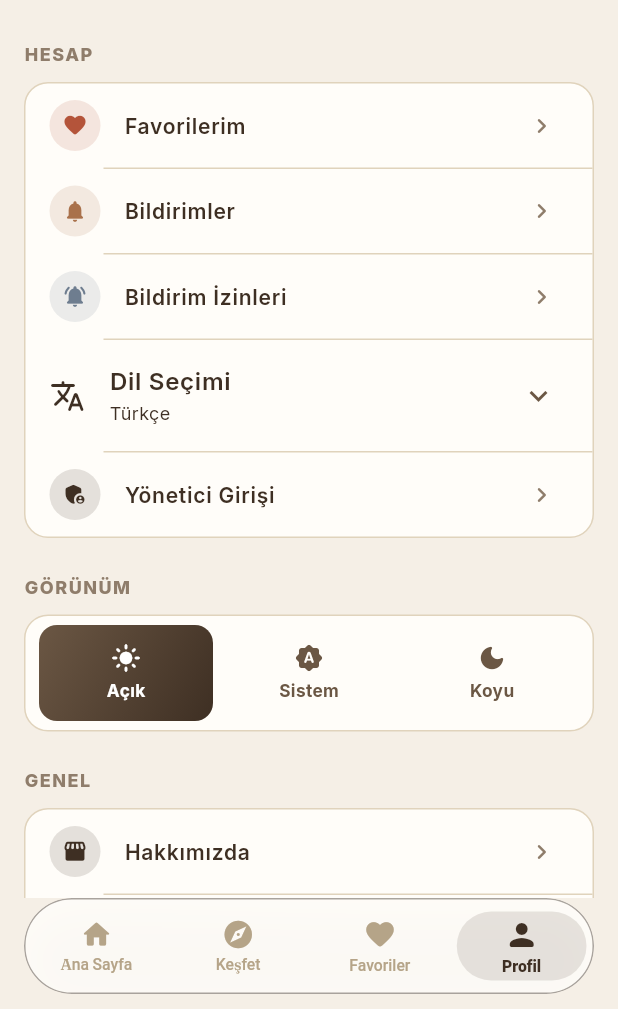
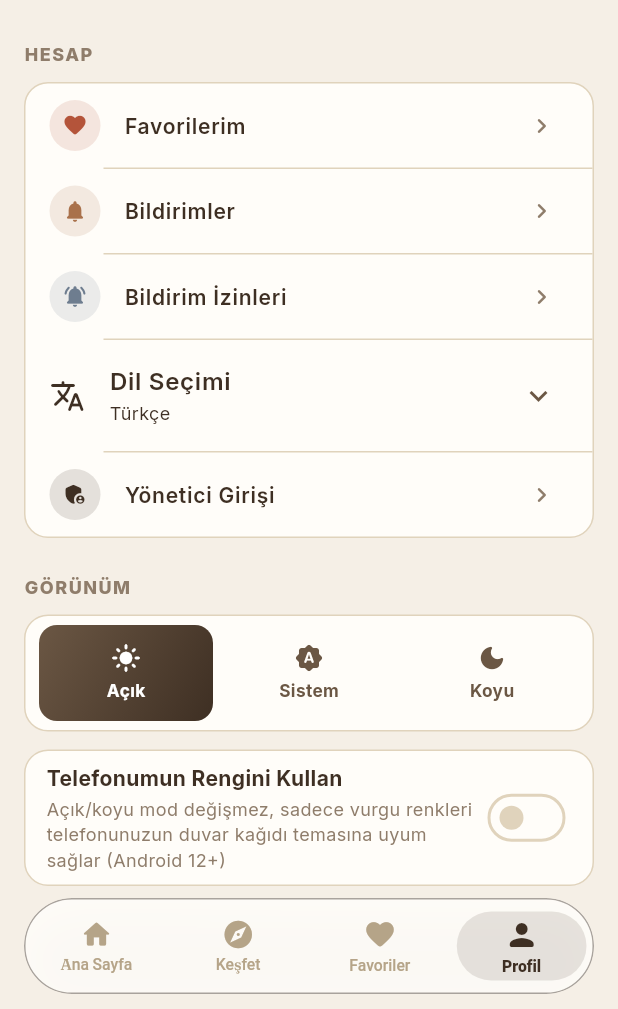
Before and after one commit to ferdidrgn/SaglamSpot, a Flutter app: the SettingsPage screen opened by its route, on a phone screen of 412 x 824 dp, the part 227-1236 px from its top. Run offline on Flutter 3.47's test engine with Material 3 defaults, Android fonts, the phone set to English and light mode, and no system bars; drawn by our look-alikes of dynamic_color; our stand-ins replace app_links, cached_network_image, cloud_firestore, cloud_functions, connectivity_plus, dartz and 21 more; missing offline and left inert: app_settings, dart:html, dart:js_interop, dart:ui_web, firebase_app_check; accounts and stored records are empty; generated files the repository leaves out were written again; statements that could not run were skipped.

Commit message:
feat(tema): Android Material You — telefonun duvar kağıdı rengine uyum
Kullanıcı netleştirdi: "Sistem" derken açık/koyu değil, kullanıcının
telefon TEMA RENGİNİ (Android 12+ Material You / dynamic color) kastetmiş.

- dynamic_color paketi eklendi; main.dart artık DynamicColorBuilder ile
  OS'ten lightDynamic/darkDynamic ColorScheme'i yakalıyor ve mevcut
  "parlaklık değişince alt ağacı KEY'le, sıfırdan kurdur" mekanizmasına
  (AppColors.setBrightness) aynı desenle ekleniyor
  (AppColors.configureDynamicColor).
- AppColors'taki KANONİK renk getter'ları (primary/accent/background/
  surface/secondary/muted/text*/border/divider) artık, tercih açıksa VE
  bir dinamik şema varsa önce ONU kullanıyor, yoksa sabit marka hex'lerine
  aynen düşüyor. Semantik durum renkleri (error/success/warning/info) ve
  "dark mode sabit referans" sabitleri BİLEREK dokunulmadı — anlamları
  markadan bağımsız olmalı. "mobile*" isimleri zaten bu kanonik
  getter'lara işaret ettiği için tüm uygulama (yüzlerce widget) otomatik
  kapsandı, tek tek dosya değiştirmeye gerek kalmadı.
- Yeni tercih dynamic_color_cache.dart (SharedPreferences) +
  dynamic_color_provider.dart (Riverpod Notifier) ile theme_mode_provider
  ile AYNI desende kalıcı saklanıyor, varsayılan KAPALI.
- Ayarlar > Görünüm'e SADECE Android'de (kIsWeb=false + defaultTargetPlatform
  android) görünen "Telefonumun Rengini Kullan" anahtarı eklendi — iOS/web'de
  gösterilmiyor çünkü böyle bir sistem rengi kavramı yok.

BİLİNEN SINIRLAMA: Bu ortamda Android SDK/emülatör yok, bu yüzden gerçek
bir Android 12+ cihazda duvar kağıdı renginin doğru yansıdığı görsel
olarak doğrulanamadı — sadece flutter analyze (0 hata) ve
flutter build web --release (başarılı, dynamic_color web'de sessizce
no-op) ile doğrulandı. Gerçek cihazda test edilmesi öneriliyor.

```diff
--- a/lib/core/theme/app_colors.dart
+++ b/lib/core/theme/app_colors.dart
@@ -10,38 +10,107 @@ class AppColors {
   static bool get _dark => _brightness == Brightness.dark;
 
   // ================================================================
+  // ANDROID MATERIAL YOU / "TELEFONUMUN TEMASI" DESTEĞİ
+  // ================================================================
+  // Kullanıcı Ayarlar'dan "Telefonumun Rengini Kullan"ı açarsa (Android
+  // 12+, dynamic_color paketi ile main.dart'ta yakalanır), aşağıdaki
+  // KANONİK renk getter'ları sabit marka hex'leri yerine cihazın duvar
+  // kağıdından türeyen ColorScheme'i kullanır. Kapalıyken veya şema
+  // yoksa (iOS/web/eski Android) hiçbir şey değişmez — sabit palet aynen
+  // çalışır. Semantik durum renkleri (error/success/warning/info) VE
+  // "dark mode sabit referans" sabitleri BİLEREK dinamikleştirilmedi;
+  // onlar markadan/temadan bağımsız anlam taşıyor.
+  static bool _useDynamicColor = false;
+  static ColorScheme? _dynamicLight;
+  static ColorScheme? _dynamicDark;
+
+  static void configureDynamicColor({
+    required final bool enabled,
+    required final ColorScheme? light,
+    required final ColorScheme? dark,
+  }) {
+    _useDynamicColor = enabled;
+    _dynamicLight = light;
+    _dynamicDark = dark;
+  }
+
+  static ColorScheme? get _dynamicScheme {
+    if (!_useDynamicColor) return null;
+    return _dark ? _dynamicDark : _dynamicLight;
+  }
+
+  static Color _darken(final Color color, [final double amount = 0.18]) {
+    final hsl = HSLColor.fromColor(color);
+    return hsl.withLightness((hsl.lightness - amount).clamp(0.0, 1.0)).toColor();
+  }
+
+  // ================================================================
   // KANONİK RENKLER — tüm diğer isimler bunlara işaret eder.
   // ================================================================
   static const Color white = Colors.white;
   static const Color black = Color(0xFF2A1F17);
   static const Color textLight = white;
 
-  static Color get primary => _dark ? const Color(0xFFE0B074) : const Color(0xFF3E2F23);
-  static Color get primaryDark => _dark ? const Color(0xFFC79868) : const Color(0xFF241A13);
-  static Color get primaryLight => _dark ? const Color(0xFFF0D4A8) : const Color(0xFF6B5744);
+  static Color get primary =>
+      _dynamicScheme?.primary ??
+      (_dark ? const Color(0xFFE0B074) : const Color(0xFF3E2F23));
+  static Color get primaryDark => _dynamicScheme != null
+      ? _darken(_dynamicScheme!.primary)
+      : (_dark ? const Color(0xFFC79868) : const Color(0xFF241A13));
+  static Color get primaryLight =>
+      _dynamicScheme?.primaryContainer ??
+      (_dark ? const Color(0xFFF0D4A8) : const Color(0xFF6B5744));
 
-  static Color get accent => _dark ? const Color(0xFFE8B573) : const Color(0xFFA9714B);
-  static Color get accentDark => _dark ? const Color(0xFFD09850) : const Color(0xFF8B5A3A);
-  static Color get accentLight => _dark ? const Color(0xFFF2D4A0) : const Color(0xFFC79868);
+  static Color get accent =>
+      _dynamicScheme?.tertiary ??
+      (_dark ? const Color(0xFFE8B573) : const Color(0xFFA9714B));
+  static Color get accentDark => _dynamicScheme != null
+      ? _darken(_dynamicScheme!.tertiary)
+      : (_dark ? const Color(0xFFD09850) : const Color(0xFF8B5A3A));
+  static Color get accentLight =>
+      _dynamicScheme?.tertiaryContainer ??
+      (_dark ? const Color(0xFFF2D4A0) : const Color(0xFFC79868));
 
   // Koyu temada "surface/card" bilerek zeminden BELİRGİN şekilde daha açık
   // tutuluyor (gerçek bir "elevated card" hissi için) — önceki sürümde
   // hepsi birbirine çok yakın koyu kahve tonlarıydı ve her şey birbirine
   // karışıyordu.
-  static Color get background => _dark ? const Color(0xFF1C140E) : const Color(0xFFF5EFE6);
-  static Color get surface => _dark ? const Color(0xFF3D2E22) : const Color(0xFFFFFDF9);
-  static Color get secondary => _dark ? const Color(0xFF4A3826) : const Color(0xFFEDE3D3);
-  static Color get secondaryVariant => _dark ? const Color(0xFF5C4630) : const Color(0xFFE0D3BC);
+  static Color get background =>
+      _dynamicScheme?.surface ??
+      (_dark ? const Color(0xFF1C140E) : const Color(0xFFF5EFE6));
+  static Color get surface =>
+      _dynamicScheme?.surfaceContainerHigh ??
+      (_dark ? const Color(0xFF3D2E22) : const Color(0xFFFFFDF9));
+  static Color get secondary =>
+      _dynamicScheme?.surfaceContainer ??
+      (_dark ? const Color(0xFF4A3826) : const Color(0xFFEDE3D3));
+  static Color get secondaryVariant =>
+      _dynamicScheme?.surfaceContainerHighest ??
+      (_dark ? const Color(0xFF5C4630) : const Color(0xFFE0D3BC));
 
-  static Color get muted => _dark ? const Color(0xFF8A7560) : const Color(0xFFCFC0A8);
-  static Color get mutedDark => _dark ? const Color(0xFFA8927A) : const Color(0xFFB5A488);
+  static Color get muted =>
+      _dynamicScheme?.outlineVariant ??
+      (_dark ? const Color(0xFF8A7560) : const Color(0xFFCFC0A8));
+  static Color get mutedDark =>
+      _dynamicScheme?.outline ??
+      (_dark ? const Color(0xFFA8927A) : const Color(0xFFB5A488));
 
-  static Color get textPrimary => _dark ? const Color(0xFFF7F0E6) : const Color(0xFF3E2F23);
-  static Color get textSecondary => _dark ? const Color(0xFFDCCBB4) : const Color(0xFF6B5744);
-  static Color get textTertiary => _dark ? const Color(0xFFB4A088) : const Color(0xFF8F7D6B);
+  static Color get textPrimary =>
+      _dynamicScheme?.onSurface ??
+      (_dark ? const Color(0xFFF7F0E6) : const Color(0xFF3E2F23));
+  static Color get textSecondary =>
+      _dynamicScheme?.onSurfaceVariant ??
+      (_dark ? const Color(0xFFDCCBB4) : const Color(0xFF6B5744));
+  static Color get textTertiary => _dynamicScheme != null
+      ? Color.lerp(_dynamicScheme!.onSurfaceVariant, _dynamicScheme!.surface, 0.35)!
+      : (_dark ? const Color(0xFFB4A088) : const Color(0xFF8F7D6B));
 
-  static Color get border => _dark ? const Color(0xFF5C4630) : const Color(0xFFE0D3BC);
-  static Color get divider => _dark ? const Color(0xFF4A3826) : const Color(0xFFEDE3D3);
+  static Color get border =>
+      _dynamicScheme?.outlineVariant ??
+      (_dark ? const Color(0xFF5C4630) : const Color(0xFFE0D3BC));
+  static Color get divider =>
+      _dynamicScheme?.outlineVariant ??
+      (_dark ? const Color(0xFF4A3826) : const Color(0xFFEDE3D3));
 
   // --- SEMANTİK RENKLER (durum bildirimi — markadan bağımsız) ---
   static Color get error => _dark ? const Color(0xFFE08A70) : const Color(0xFFB4543A);
--- /dev/null
+++ b/lib/core/theme/dynamic_color_provider.dart
@@ -0,0 +1,17 @@
+import 'package:flutter_riverpod/flutter_riverpod.dart';
+import '../services/dynamic_color_cache.dart';
+
+/// Kullanıcının "telefonumun temasını kullan" tercihi — theme_mode_provider.dart
+/// ile aynı desen: cihazda kalıcı, Settings sayfasından değiştirilir.
+class DynamicColorNotifier extends Notifier<bool> {
+  @override
+  bool build() => DynamicColorCache.saved;
+
+  void set(final bool enabled) {
+    state = enabled;
+    DynamicColorCache.setSaved(enabled);
+  }
+}
+
+final dynamicColorEnabledProvider =
+    NotifierProvider<DynamicColorNotifier, bool>(DynamicColorNotifier.new);
--- a/lib/features/settings/presentation/pages/settings_page.dart
+++ b/lib/features/settings/presentation/pages/settings_page.dart
@@ -1,4 +1,5 @@
-import 'package:flutter/foundation.dart' show kIsWeb;
+import 'package:flutter/foundation.dart'
+    show TargetPlatform, defaultTargetPlatform, kIsWeb;
 import 'package:flutter/material.dart';
 import 'package:flutter_riverpod/flutter_riverpod.dart';
 import 'package:package_info_plus/package_info_plus.dart';
@@ -7,6 +8,7 @@ import '../../../../core/providers/notification_inbox_provider.dart';
 import '../../../../core/services/deeplink/deeplink_service.dart';
 import '../../../../core/services/notification_service.dart';
 import '../../../../core/theme/app_colors.dart';
+import '../../../../core/theme/dynamic_color_provider.dart';
 import '../../../../core/theme/theme_mode_provider.dart';
 import '../../../../core/util/comminucation_actions.dart';
 import '../../../../core/widgets/language_selector.dart';
@@ -14,6 +16,7 @@ import '../../../../shared/navigation/widgets/back_navigation_guards.dart';
 import '../../../../shared/navigation/widgets/mobile_bottom_nav.dart';
 import '../../../../shared/navigation/widgets/nav_handler.dart';
 import '../../../auth/presentation/provider/auth_provider_notifier.dart';
+import '../../../products/presentation/widgets/admin_form_widgets.dart';
 
 /// Profil / Ayarlar sayfası. Uygulamada müşteri hesap sistemi yok —
 /// bu yüzden giriş/kayıt gerektirmez; dil, iletişim, kurumsal sayfalar
@@ -90,6 +93,10 @@ class SettingsPage extends ConsumerWidget {
             _SectionLabel(context.l10n.settingsAppearanceSection),
             const SizedBox(height: 10),
             const _ThemeModeCard(),
+            if (!kIsWeb && defaultTargetPlatform == TargetPlatform.android) ...[
+              const SizedBox(height: 12),
+              const _DynamicColorCard(),
+            ],
             const SizedBox(height: 24),
             _SectionLabel(context.l10n.settingsGeneralSection),
             const SizedBox(height: 10),
@@ -403,6 +410,36 @@ class _ThemeModeCard extends ConsumerWidget {
   }
 }
 
+/// "Telefonumun Rengini Kullan" anahtarı — açılırsa uygulama, Android
+/// duvar kağıdından türeyen Material You rengine göre (marka sabit
+/// paleti yerine) yeniden renklenir. Sadece Android'de gösterilir (bkz.
+/// üstteki `if (!kIsWeb && defaultTargetPlatform == TargetPlatform.android)`
+/// — iOS/web'de böyle bir sistem rengi kavramı yok.
+class _DynamicColorCard extends ConsumerWidget {
+  const _DynamicColorCard();
+
+  @override
+  Widget build(final BuildContext context, final WidgetRef ref) {
+    final enabled = ref.watch(dynamicColorEnabledProvider);
+
+    return Container(
+      padding: const EdgeInsets.symmetric(horizontal: 14, vertical: 4),
+      decoration: BoxDecoration(
+        color: AppColors.mobileSurface,
+        borderRadius: BorderRadius.circular(16),
+        border: Border.all(color: AppColors.mobileBorder),
+      ),
+      child: AdminFormSwitch(
+        title: context.l10n.settingsDynamicColorTitle,
+        subtitle: context.l10n.settingsDynamicColorSubtitle,
+        value: enabled,
+        onChanged: (final v) =>
+            ref.read(dynamicColorEnabledProvider.notifier).set(v),
+      ),
+    );
+  }
+}
+
 class _LanguageTile extends StatelessWidget {
   const _LanguageTile();
 
--- a/lib/l10n/app_en.arb
+++ b/lib/l10n/app_en.arb
@@ -557,7 +557,8 @@
   "settingsThemeLight": "Light",
   "settingsThemeSystem": "System",
   "settingsThemeDark": "Dark",
-  "settingsThemeSystem": "System",
+  "settingsDynamicColorTitle": "Use My Phone's Color",
+  "settingsDynamicColorSubtitle": "Light/dark mode stays the same — only accent colors adapt to your phone's wallpaper theme (Android 12+)",
   "notificationsTitle": "Notifications",
   "notificationsEmptyTitle": "No notifications yet",
   "notificationsEmptyDesc": "New campaigns and announcements will appear here",
--- a/lib/l10n/app_localizations.dart
+++ b/lib/l10n/app_localizations.dart
@@ -3038,6 +3038,18 @@ abstract class AppLocalizations {
   /// **'Koyu'**
   String get settingsThemeDark;
 
+  /// No description provided for @settingsDynamicColorTitle.
+  ///
+  /// In tr, this message translates to:
+  /// **'Telefonumun Rengini Kullan'**
+  String get settingsDynamicColorTitle;
+
+  /// No description provided for @settingsDynamicColorSubtitle.
+  ///
+  /// In tr, this message translates to:
+  /// **'Açık/koyu mod değişmez, sadece vurgu renkleri telefonunuzun duvar kağıdı temasına uyum sağlar (Android 12+)'**
+  String get settingsDynamicColorSubtitle;
+
   /// No description provided for @notificationsTitle.
   ///
   /// In tr, this message translates to:
--- a/lib/l10n/app_localizations_ar.dart
+++ b/lib/l10n/app_localizations_ar.dart
@@ -1587,6 +1587,13 @@ class AppLocalizationsAr extends AppLocalizations {
   String get settingsThemeDark => 'داكن';
 
   @override
+  String get settingsDynamicColorTitle => 'Telefonumun Rengini Kullan';
+
+  @override
+  String get settingsDynamicColorSubtitle =>
+      'Açık/koyu mod değişmez, sadece vurgu renkleri telefonunuzun duvar kağıdı temasına uyum sağlar (Android 12+)';
+
+  @override
   String get notificationsTitle => 'الإشعارات';
 
   @override
--- a/lib/l10n/app_localizations_de.dart
+++ b/lib/l10n/app_localizations_de.dart
@@ -1616,6 +1616,13 @@ class AppLocalizationsDe extends AppLocalizations {
   String get settingsThemeDark => 'Dunkel';
 
   @override
+  String get settingsDynamicColorTitle => 'Telefonumun Rengini Kullan';
+
+  @override
+  String get settingsDynamicColorSubtitle =>
+      'Açık/koyu mod değişmez, sadece vurgu renkleri telefonunuzun duvar kağıdı temasına uyum sağlar (Android 12+)';
+
+  @override
   String get notificationsTitle => 'Benachrichtigungen';
 
   @override
--- a/lib/l10n/app_localizations_el.dart
+++ b/lib/l10n/app_localizations_el.dart
@@ -1615,6 +1615,13 @@ class AppLocalizationsEl extends AppLocalizations {
   String get settingsThemeDark => 'Σκοτεινό';
 
   @override
+  String get settingsDynamicColorTitle => 'Telefonumun Rengini Kullan';
+
+  @override
+  String get settingsDynamicColorSubtitle =>
+      'Açık/koyu mod değişmez, sadece vurgu renkleri telefonunuzun duvar kağıdı temasına uyum sağlar (Android 12+)';
+
+  @override
   String get notificationsTitle => 'Ειδοποιήσεις';
 
   @override
--- a/lib/l10n/app_localizations_it.dart
+++ b/lib/l10n/app_localizations_it.dart
@@ -1611,6 +1611,13 @@ class AppLocalizationsIt extends AppLocalizations {
   String get settingsThemeDark => 'Scuro';
 
   @override
+  String get settingsDynamicColorTitle => 'Telefonumun Rengini Kullan';
+
+  @override
+  String get settingsDynamicColorSubtitle =>
+      'Açık/koyu mod değişmez, sadece vurgu renkleri telefonunuzun duvar kağıdı temasına uyum sağlar (Android 12+)';
+
+  @override
   String get notificationsTitle => 'Notifiche';
 
   @override
--- a/lib/l10n/app_localizations_ky.dart
+++ b/lib/l10n/app_localizations_ky.dart
@@ -1607,6 +1607,13 @@ class AppLocalizationsKy extends AppLocalizations {
   String get settingsThemeDark => 'Караңгы';
 
   @override
+  String get settingsDynamicColorTitle => 'Telefonumun Rengini Kullan';
+
+  @override
+  String get settingsDynamicColorSubtitle =>
+      'Açık/koyu mod değişmez, sadece vurgu renkleri telefonunuzun duvar kağıdı temasına uyum sağlar (Android 12+)';
+
+  @override
   String get notificationsTitle => 'Билдирүүлөр';
 
   @override
--- a/lib/l10n/app_localizations_ru.dart
+++ b/lib/l10n/app_localizations_ru.dart
@@ -1601,6 +1601,13 @@ class AppLocalizationsRu extends AppLocalizations {
   String get settingsThemeDark => 'Тёмная';
 
   @override
+  String get settingsDynamicColorTitle => 'Telefonumun Rengini Kullan';
+
+  @override
+  String get settingsDynamicColorSubtitle =>
+      'Açık/koyu mod değişmez, sadece vurgu renkleri telefonunuzun duvar kağıdı temasına uyum sağlar (Android 12+)';
+
+  @override
   String get notificationsTitle => 'Уведомления';
 
   @override
--- a/lib/l10n/app_localizations_tr.dart
+++ b/lib/l10n/app_localizations_tr.dart
@@ -1598,6 +1598,13 @@ class AppLocalizationsTr extends AppLocalizations {
   String get settingsThemeDark => 'Koyu';
 
   @override
+  String get settingsDynamicColorTitle => 'Telefonumun Rengini Kullan';
+
+  @override
+  String get settingsDynamicColorSubtitle =>
+      'Açık/koyu mod değişmez, sadece vurgu renkleri telefonunuzun duvar kağıdı temasına uyum sağlar (Android 12+)';
+
+  @override
   String get notificationsTitle => 'Bildirimler';
 
   @override
--- a/lib/l10n/app_localizations_uk.dart
+++ b/lib/l10n/app_localizations_uk.dart
@@ -1600,6 +1600,13 @@ class AppLocalizationsUk extends AppLocalizations {
   String get settingsThemeDark => 'Темна';
 
   @override
+  String get settingsDynamicColorTitle => 'Telefonumun Rengini Kullan';
+
+  @override
+  String get settingsDynamicColorSubtitle =>
+      'Açık/koyu mod değişmez, sadece vurgu renkleri telefonunuzun duvar kağıdı temasına uyum sağlar (Android 12+)';
+
+  @override
   String get notificationsTitle => 'Сповіщення';
 
   @override
--- a/lib/l10n/app_localizations_uz.dart
+++ b/lib/l10n/app_localizations_uz.dart
@@ -1609,6 +1609,13 @@ class AppLocalizationsUz extends AppLocalizations {
   String get settingsThemeDark => 'Qorong\'u';
 
   @override
+  String get settingsDynamicColorTitle => 'Telefonumun Rengini Kullan';
+
+  @override
+  String get settingsDynamicColorSubtitle =>
+      'Açık/koyu mod değişmez, sadece vurgu renkleri telefonunuzun duvar kağıdı temasına uyum sağlar (Android 12+)';
+
+  @override
   String get notificationsTitle => 'Bildirishnomalar';
 
   @override
--- a/lib/l10n/app_localizations_zh.dart
+++ b/lib/l10n/app_localizations_zh.dart
@@ -1536,6 +1536,13 @@ class AppLocalizationsZh extends AppLocalizations {
   String get settingsThemeDark => '深色';
 
   @override
+  String get settingsDynamicColorTitle => 'Telefonumun Rengini Kullan';
+
+  @override
+  String get settingsDynamicColorSubtitle =>
+      'Açık/koyu mod değişmez, sadece vurgu renkleri telefonunuzun duvar kağıdı temasına uyum sağlar (Android 12+)';
+
+  @override
   String get notificationsTitle => '通知';
 
   @override
--- a/lib/l10n/app_tr.arb
+++ b/lib/l10n/app_tr.arb
@@ -557,7 +557,8 @@
   "settingsThemeLight": "Açık",
   "settingsThemeSystem": "Sistem",
   "settingsThemeDark": "Koyu",
-  "settingsThemeSystem": "Sistem",
+  "settingsDynamicColorTitle": "Telefonumun Rengini Kullan",
+  "settingsDynamicColorSubtitle": "Açık/koyu mod değişmez, sadece vurgu renkleri telefonunuzun duvar kağıdı temasına uyum sağlar (Android 12+)",
   "notificationsTitle": "Bildirimler",
   "notificationsEmptyTitle": "Henüz bildirim yok",
   "notificationsEmptyDesc": "Yeni kampanya ve duyurular burada görünecek",
--- a/pubspec.yaml
+++ b/pubspec.yaml
@@ -48,6 +48,7 @@ dependencies:
   flutter_local_notifications: ^22.3.0
   cloud_functions: ^6.3.6
   app_settings: ^6.1.1
+  dynamic_color: ^1.7.0
 
   # Google Services
   google_mobile_ads:
```
Also changed, not shown: lib/core/services/dynamic_color_cache.dart (added, +25 -0 lines), lib/l10n/app_localizations_en.dart (+7 -0 lines), lib/main.dart (+29 -3 lines), pubspec.lock.
